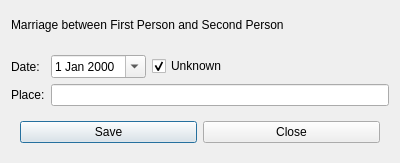
First picture: the form in gui/dialogmarriagedetails.ui, repository martinvanzijl/genealogy-maker, before the edit.
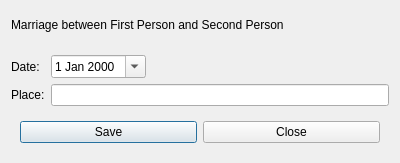
Second picture: the form after the edit.

Commit message: Issue #5: Use default date instead of "Unknown" box for marriages.

```diff
--- a/gui/dialogmarriagedetails.ui
+++ b/gui/dialogmarriagedetails.ui
@@ -51,16 +51,6 @@
      </property>
     </widget>
    </item>
-   <item row="2" column="2">
-    <widget class="QCheckBox" name="checkBoxDateUnknown">
-     <property name="text">
-      <string>Unknown</string>
-     </property>
-     <property name="checked">
-      <bool>true</bool>
-     </property>
-    </widget>
-   </item>
    <item row="4" column="1" colspan="2">
     <widget class="QLineEdit" name="lineEditPlace"/>
    </item>
```
The commit also changes 5 other files.
